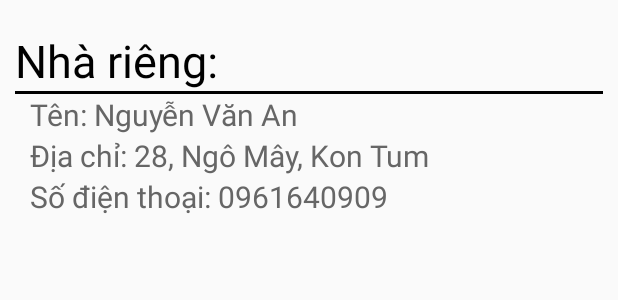
After one commit to 5MPRO/bookShop, an Android app: the layout diachi_item.xml on its own in the app's theme, with its tools: preview values and no code run, on a phone screen of 412 x 824 dp. The commit adds this screen. Shown: the top 300 px of the screen. Run offline under Robolectric (Android 15) with nearby library versions, the phone set to English and light mode, and no system bars; network calls fail.

Commit message:
thien up address

```diff
--- a/ShopBanSach2/app/src/main/java/com/example/shopbansach/util/Server.java
+++ b/ShopBanSach2/app/src/main/java/com/example/shopbansach/util/Server.java
@@ -15,5 +15,7 @@ public static String Đuongdandangnhap = "http://"+localhost+"/LoginBook/login.p
 public static String Đuongdandangky = "http://"+localhost+"/LoginBook/register.php";
 public static String Duongdaninfor = "http://"+localhost+"/BanSach/getinfor.php";
 public static String Duonganundateinfor ="http://"+localhost+"/BanSach/insertinfor.php";
+public static String Duongdanalldiachi ="http://"+localhost+"/BanSach/getAlldiachigiaohang.php";
+        public static String DuongdanItemdiachi ="http://"+localhost+"/BanSach/getItemdiachigiaohang.php";
 public static String DuongdanresetPass="http://"+localhost+"/LoginBook/resetPass.php";
         }
--- /dev/null
+++ b/ShopBanSach2/app/src/main/res/layout/diachi_item.xml
@@ -0,0 +1,53 @@
+<?xml version="1.0" encoding="utf-8"?>
+<LinearLayout xmlns:android="http://schemas.android.com/apk/res/android"
+    android:layout_width="match_parent"
+    android:layout_height="match_parent">
+    <LinearLayout
+        android:layout_marginTop="20dp"
+        android:orientation="vertical"
+        android:layout_width="match_parent"
+        android:layout_height="match_parent">
+        <TextView
+            android:id="@+id/txtTenDiaChi"
+            android:layout_marginLeft="10dp"
+            android:text="Nhà riêng:"
+            android:textSize="30dp"
+            android:textColor="@color/black"
+            android:layout_width="wrap_content"
+            android:layout_height="wrap_content"/>
+        <LinearLayout
+            android:layout_marginRight="10dp"
+            android:layout_marginLeft="10dp"
+            android:background="@color/black"
+            android:layout_width="match_parent"
+            android:layout_height="2dp"/>
+        <LinearLayout
+            android:layout_marginLeft="20dp"
+            android:orientation="vertical"
+            android:layout_width="match_parent"
+            android:layout_height="wrap_content">
+            <TextView
+                android:id="@+id/txtTenNguoiDung"
+                android:textColor="@color/textcolor"
+                android:textSize="20sp"
+                android:text="Tên: Nguyễn Văn An"
+                android:layout_width="wrap_content"
+                android:layout_height="wrap_content"/>
+            <TextView
+                android:id="@+id/txtDiaChi"
+                android:textColor="@color/textcolor"
+                android:textSize="20sp"
+                android:text="Địa chỉ: 28, Ngô Mây, Kon Tum"
+                android:layout_width="wrap_content"
+                android:layout_height="wrap_content"/>
+            <TextView
+                android:id="@+id/txtSoDienThoai"
+                android:layout_marginBottom="20dp"
+                android:textColor="@color/textcolor"
+                android:textSize="20sp"
+                android:text="Số điện thoại: 0961640909"
+                android:layout_width="wrap_content"
+                android:layout_height="wrap_content"/>
+        </LinearLayout>
+    </LinearLayout>
+</LinearLayout>
```
Also changed, not shown: ShopBanSach2/app/src/main/java/com/example/shopbansach/activity/Diachigiaohang.java (+84 -0 lines), ShopBanSach2/app/src/main/java/com/example/shopbansach/adapter/DiaChiAdapter.java (added, +70 -0 lines), ShopBanSach2/app/src/main/java/com/example/shopbansach/model/diachi.java (added, +47 -0 lines), ShopBanSach2/app/src/main/res/layout/activity_diachigiaohang.xml (+5 -42 lines).
